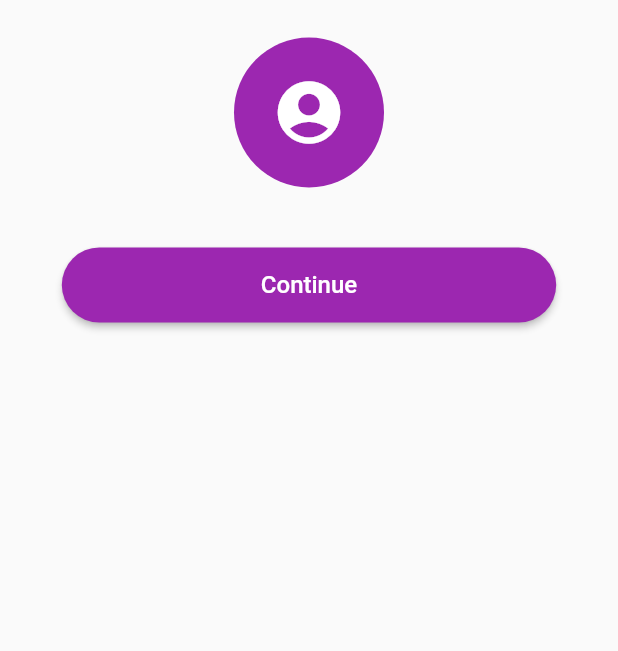
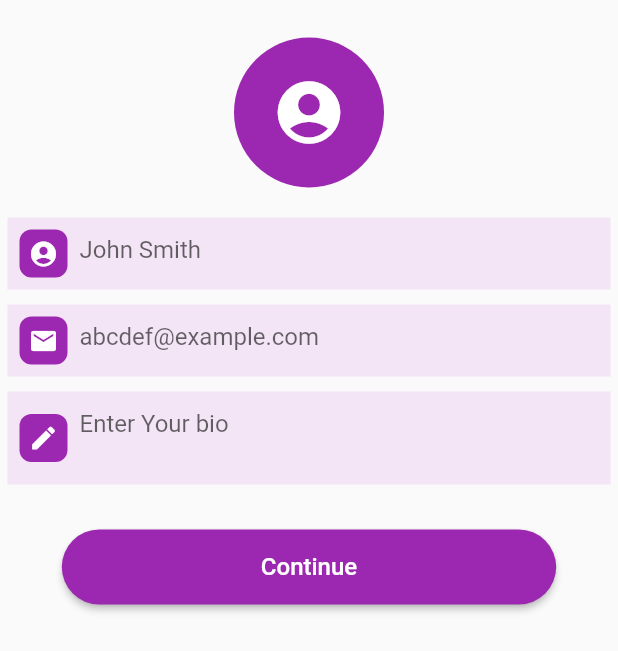
Before and after one commit to Baaav/phone_auth_flutter_project, a Flutter app: the UserInformationScreen screen opened directly, on a phone screen of 412 x 824 dp. Shown: the top 651 px of the screen. Run offline on Flutter 3.47's test engine with Material 2 defaults, Android fonts, the light colour scheme and no system bars; our stand-ins replace cloud_firestore, country_picker, firebase_auth, firebase_core, firebase_storage, image_picker and 2 more; missing offline and left inert: dart:html; accounts and stored records are empty.

Commit message:
create reusable for text field

```diff
--- a/lib/screen_Bavly/User_information_Screen_Bavly.dart
+++ b/lib/screen_Bavly/User_information_Screen_Bavly.dart
@@ -56,10 +56,30 @@ class _UserInformationScreenState extends State<UserInformationScreen> {
                   child: Column(
                     children: [
                       // name field
-
+                      textFeld(
+                        hintText: "John Smith",
+                        icon: Icons.account_circle,
+                        inputType: TextInputType.name,
+                        maxLines: 1,
+                        controller: nameController,
+                      ),
                       //email
+                      textFeld(
+                        hintText: "abcdef@example.com",
+                        icon: Icons.email,
+                        inputType: TextInputType.emailAddress,
+                        maxLines: 1,
+                        controller: emailController,
+                      ),
 
                       //bio
+                      textFeld(
+                        hintText: "Enter Your bio",
+                        icon: Icons.edit,
+                        inputType: TextInputType.name,
+                        maxLines: 2,
+                        controller: bioController,
+                      ),
                     ],
                   ),
                 ),
@@ -82,3 +102,43 @@ class _UserInformationScreenState extends State<UserInformationScreen> {
     );
   }
 }
+
+Widget textFeld(
+    {required String hintText,
+    required IconData icon,
+    required TextInputType inputType,
+    required int maxLines,
+    required TextEditingController controller}) {
+  return Padding(
+    padding: const EdgeInsets.only(bottom: 10),
+    child: TextFormField(
+      cursorColor: Colors.purple,
+      controller: controller,
+      keyboardType: inputType,
+      maxLines: maxLines,
+      decoration: InputDecoration(
+        prefixIcon: Container(
+          margin: const EdgeInsets.all(8.0),
+          decoration: BoxDecoration(
+            borderRadius: BorderRadius.circular(8),
+            color: Colors.purple,
+          ),
+          child: Icon(
+            icon,
+            size: 20,
+            color: Colors.white,
+          ),
+        ),
+        focusedBorder: OutlineInputBorder(
+          borderRadius: BorderRadius.circular(10),
+          borderSide: const BorderSide(color: Colors.purple),
+        ),
+        hintText: hintText,
+        alignLabelWithHint: true,
+        border: InputBorder.none,
+        fillColor: Colors.purple.shade50,
+        filled: true,
+      ),
+    ),
+  );
+}
```
